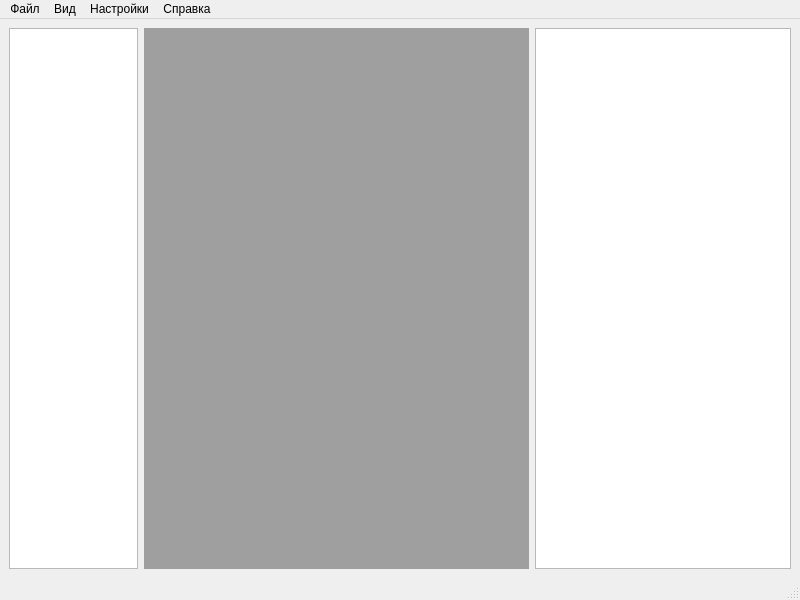
First picture: the form in mainwindow.ui, repository renkeles/QtC_lesson_6, before the edit.
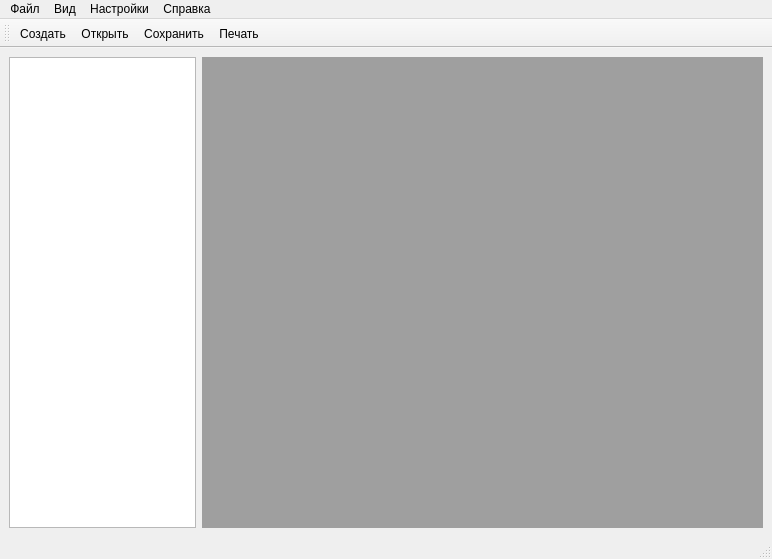
Second picture: the form after the edit. Icons and pictures are not drawn.

```diff
--- a/mainwindow.ui
+++ b/mainwindow.ui
@@ -6,34 +6,21 @@
    <rect>
     <x>0</x>
     <y>0</y>
-    <width>800</width>
-    <height>600</height>
+    <width>772</width>
+    <height>559</height>
    </rect>
   </property>
   <property name="windowTitle">
    <string>MainWindow</string>
   </property>
   <widget class="QWidget" name="centralwidget">
-   <layout class="QHBoxLayout" name="horizontalLayout" stretch="1,3,0,0">
+   <layout class="QHBoxLayout" name="horizontalLayout" stretch="1,3">
     <item>
      <widget class="QTreeView" name="treeFileView"/>
     </item>
     <item>
      <widget class="QMdiArea" name="mdiArea"/>
     </item>
-    <item>
-     <layout class="QVBoxLayout" name="verticalLayout"/>
-    </item>
-    <item>
-     <widget class="QPlainTextEdit" name="MainPlainTextEdit">
-      <property name="sizePolicy">
-       <sizepolicy hsizetype="Minimum" vsizetype="Minimum">
-        <horstretch>0</horstretch>
-        <verstretch>0</verstretch>
-       </sizepolicy>
-      </property>
-     </widget>
-    </item>
    </layout>
   </widget>
   <widget class="QMenuBar" name="menubar">
@@ -41,7 +28,7 @@
     <rect>
      <x>0</x>
      <y>0</y>
-     <width>800</width>
+     <width>772</width>
      <height>21</height>
     </rect>
    </property>
@@ -102,6 +89,21 @@
    <addaction name="faq"/>
   </widget>
   <widget class="QStatusBar" name="statusbar"/>
+  <widget class="QToolBar" name="toolBar">
+   <property name="windowTitle">
+    <string>toolBar</string>
+   </property>
+   <attribute name="toolBarArea">
+    <enum>TopToolBarArea</enum>
+   </attribute>
+   <attribute name="toolBarBreak">
+    <bool>false</bool>
+   </attribute>
+   <addaction name="create"/>
+   <addaction name="open"/>
+   <addaction name="save"/>
+   <addaction name="print"/>
+  </widget>
   <action name="open">
    <property name="text">
     <string>Открыть</string>
@@ -165,6 +167,15 @@
     <string>Проводник</string>
    </property>
   </action>
+  <action name="print">
+   <property name="icon">
+    <iconset resource="OtherRes.qrc">
+     <normaloff>:/image/png/image/icon/icons8-print-64.png</normaloff>:/image/png/image/icon/icons8-print-64.png</iconset>
+   </property>
+   <property name="text">
+    <string>Печать</string>
+   </property>
+  </action>
  </widget>
  <resources/>
  <connections/>
```
Left out of the diff: 17 changed lines with no effect on the pictures.
